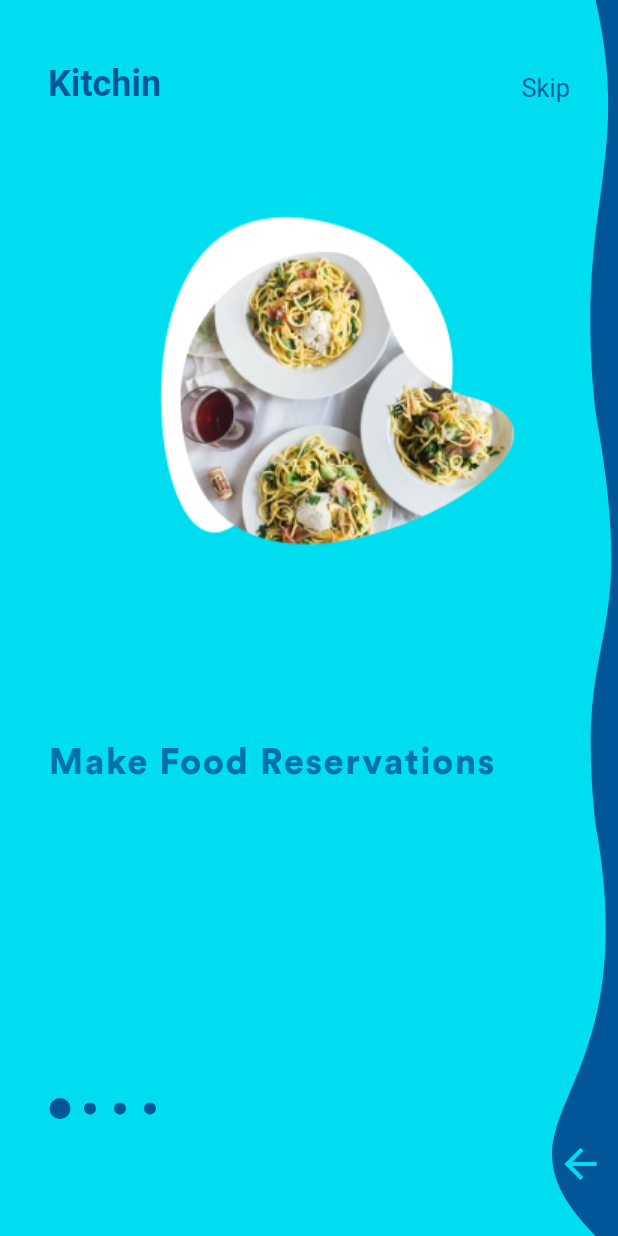
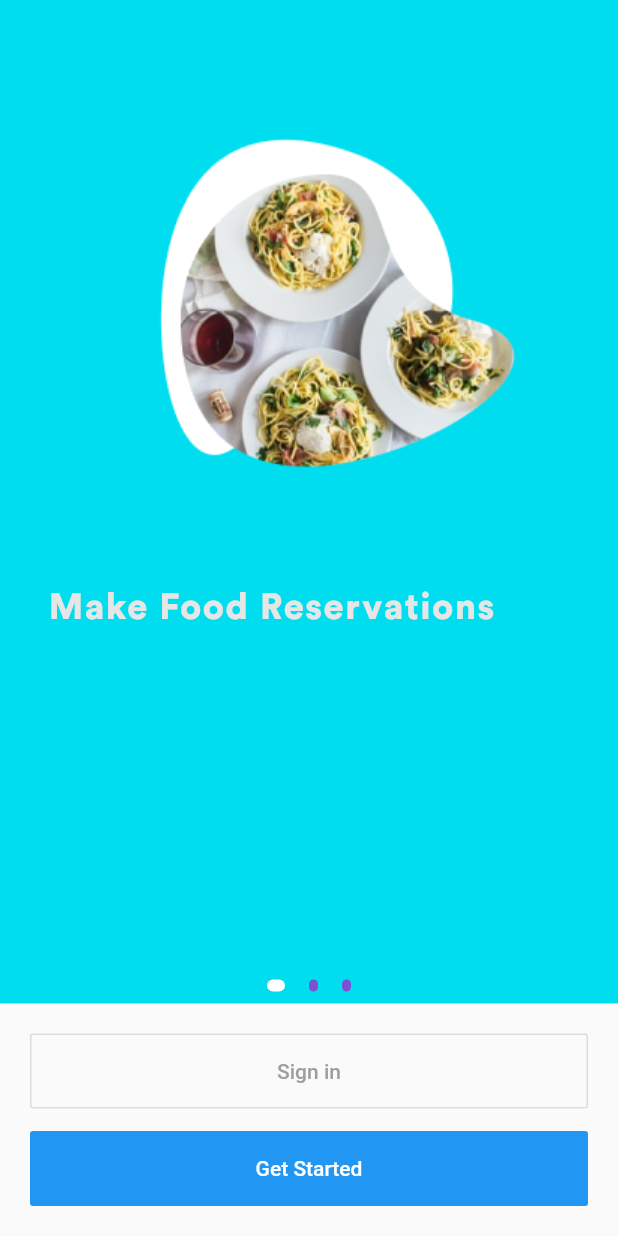
Before and after one commit to alfreddohnani/kitchin, a Flutter app: the screen it shows after launch, on a phone screen of 412 x 824 dp. Run offline on Flutter 3.47's test engine with Material 2 defaults, Android fonts, the phone set to English and light mode, and no system bars; Roboto replaces fonts that are missing (Montserrat).

Commit message:
Change layout of splash screen to display sign in and get started buttons

```diff
--- a/lib/src/providers/ColorProvider.dart
+++ b/lib/src/providers/ColorProvider.dart
@@ -4,7 +4,7 @@ import 'package:flutter/foundation.dart';
 
 class ColorProvider with ChangeNotifier{
 
-  Color _color = onboardData[0].accentColor;
+  Color _color = onboardData[0].textColor;
 
   Color get color => _color;
 
--- /dev/null
+++ b/lib/src/providers/CurrentPageProvider.dart
@@ -0,0 +1,12 @@
+import 'package:flutter/foundation.dart';
+
+class CurrentPageProvider with ChangeNotifier {
+  int _currentPage = 0;
+
+  int get currentPage => _currentPage;
+
+  set currentPage(int page) {
+    _currentPage = page;
+    notifyListeners();
+  }
+}
--- a/lib/src/screens/Home.dart
+++ b/lib/src/screens/Home.dart
@@ -1,5 +1,6 @@
 import 'package:flutter/material.dart';
 import 'package:kitchin/src/providers/ColorProvider.dart';
+import 'package:kitchin/src/providers/CurrentPageProvider.dart';
 import 'package:kitchin/src/screens/onboarding/Onboarding.dart';
 import 'package:provider/provider.dart';
 
@@ -7,8 +8,15 @@ class Home extends StatelessWidget{
 
   Widget build(BuildContext context){
 
-    return ChangeNotifierProvider(
-      create: (BuildContext context) => ColorProvider(),
+    return MultiProvider(
+      providers: [
+        ChangeNotifierProvider<ColorProvider>(
+          create: (BuildContext context) => ColorProvider(),
+        ),
+        ChangeNotifierProvider<CurrentPageProvider>(
+          create: (BuildContext context) => CurrentPageProvider(),
+        ),
+      ],
       child: Scaffold(
         body: Onboarding(),
       ),
--- a/lib/src/screens/onboarding/Onboarding.dart
+++ b/lib/src/screens/onboarding/Onboarding.dart
@@ -1,20 +1,27 @@
 import 'package:flutter/material.dart';
-import 'package:kitchin/src/providers/ColorProvider.dart';
 import 'package:kitchin/src/screens/onboarding/data/onboard_page_data.dart';
 import 'package:kitchin/src/screens/onboarding/components/OnboardPage.dart';
 import 'package:provider/provider.dart';
+import "package:kitchin/src/providers/CurrentPageProvider.dart";
+import 'package:kitchin/src/screens/onboarding/components/Indicator.dart';
 
-import 'components/PageViewIndicator.dart';
-
-class Onboarding extends StatelessWidget{
-  final PageController pageController = PageController();
+class Onboarding extends StatelessWidget {
+  final PageController pageController = PageController(initialPage: 0);
 
   @override
   Widget build(BuildContext context) {
-    ColorProvider colorProvider = Provider.of<ColorProvider>(context);
-    return Stack(
+    CurrentPageProvider currentPageProvider =
+        Provider.of<CurrentPageProvider>(context);
+    return Column(
+      children: <Widget>[
+        Expanded(
+          child: Stack(
+            alignment: Alignment.bottomCenter,
             children: <Widget>[
             PageView.builder(
+              onPageChanged: (int page) {
+                currentPageProvider.currentPage = page;
+              },
               controller: pageController,
               physics: ScrollPhysics(),
               itemCount: onboardData.length,
@@ -25,49 +32,46 @@ class Onboarding extends StatelessWidget{
                 );
               },
             ),
-        Container(
-          width: double.infinity,
-          height: 70,
-          child: Align(
-            alignment: Alignment.bottomCenter,
-            child: Row(
-              mainAxisAlignment: MainAxisAlignment.spaceBetween,
-              crossAxisAlignment: CrossAxisAlignment.baseline,
-              textBaseline: TextBaseline.alphabetic,
-              children: <Widget>[
            Padding(
-                  padding: const EdgeInsets.only(left: 32.0),
-                  child: Text(
-                    'Kitchin',
-                    style: Theme.of(context).textTheme.title.copyWith(
-                          color: colorProvider.color,
+             padding: const EdgeInsets.all(8.0),
+             child: Indicator(
+                pageController: pageController,
+                numPages: onboardData.length,
               ),
            ),
+          ]),
         ),
-                Padding(
-                  padding: const EdgeInsets.only(right: 32.0),
-                  child: Text(
-                    'Skip',
-                    style: TextStyle(
-                      color: colorProvider.color,
+        Container(
+          padding: EdgeInsets.all(20.0),
+          child: Column(
+            children: <Widget>[
+              Container(
+                width: 400.0,
+                height: 50.0,
+                margin: EdgeInsets.only(bottom: 15.0),
+                child: OutlineButton(
+                  textColor: Colors.grey,
+                  child: Text('Sign in'),
+                  onPressed: () {
+                    return null;
+                  },
                 ),
+              ),
+              Container(
+                width: 400.0,
+                height: 50.0,
+                child: FlatButton(
+                  color: Colors.blue,
+                  textColor: Colors.white,
+                  child: Text('Get Started'),
+                  onPressed: () {
+                    return null;
+                  },
                 ),
               ),
             ],
           ),
         ),
-        ),
-        Align(
-          alignment: Alignment.bottomLeft,
-          child: Padding(
-            padding: const EdgeInsets.only(bottom: 80.0, left: 40),
-            child: PageViewIndicator(
-              controller: pageController,
-              itemCount: onboardData.length,
-              color: colorProvider.color,
-            ),
-          ),
-        )
       ],
     );
   }
--- /dev/null
+++ b/lib/src/screens/onboarding/components/Indicator.dart
@@ -0,0 +1,53 @@
+import "package:flutter/material.dart";
+import "package:kitchin/src/providers/CurrentPageProvider.dart";
+import 'package:provider/provider.dart';
+
+
+class Indicator extends StatefulWidget {
+  final PageController pageController;
+  final int numPages;
+
+
+  const Indicator({
+    @required this.pageController,
+    @required this.numPages,
+  });
+
+  _IndicatorState createState() => _IndicatorState();
+
+}
+
+class _IndicatorState extends State<Indicator> {
+
+
+  Widget _indicator(bool isActive) {
+
+    return AnimatedContainer(
+      duration: Duration(milliseconds: 150),
+      margin: EdgeInsets.symmetric(horizontal: 8.0),
+      height: 8.0,
+      width: isActive ? 12.0 : 6.0,
+      decoration: BoxDecoration(
+        color: isActive ? Colors.white : Color(0xFF7B51D3),
+        borderRadius: BorderRadius.all(Radius.circular(12)),
+      ),
+    );
+  }
+
+  Widget build (BuildContext context) {
+    CurrentPageProvider currentPageProvider = Provider.of<CurrentPageProvider>(context);
+    return Row(
+      mainAxisAlignment: MainAxisAlignment.center,
+      children: _buildPageIndicator(currentPageProvider)
+      );
+  }
+
+   List<Widget> _buildPageIndicator(currentPageProvider) {
+    List<Widget> list = [];
+    for (int i = 0; i < widget.numPages; i++) {
+      list.add(i == currentPageProvider.currentPage ? _indicator(true) : _indicator(false));
+    }
+    return list;
+  }
+
+}
--- a/lib/src/screens/onboarding/components/OnboardPage.dart
+++ b/lib/src/screens/onboarding/components/OnboardPage.dart
@@ -1,23 +1,19 @@
 import 'package:flutter/material.dart';
-import 'package:kitchin/src/providers/ColorProvider.dart';
-import 'package:kitchin/src/screens/onboarding/components/DrawerPaint.dart';
 import 'package:kitchin/src/screens/onboarding/models/OnboardPageModel.dart';
-import 'package:provider/provider.dart';
-import 'package:flutter_svg/flutter_svg.dart';
 
-class OnboardPage extends StatefulWidget{
+class OnboardPage extends StatefulWidget {
   final PageController pageController;
   final OnboardPageModel pageModel;
 
   const OnboardPage(
-    {Key key, @required this.pageModel, @required this.pageController}
-    ) : super(key : key);
+      {Key key, @required this.pageModel, @required this.pageController})
+      : super(key: key);
 
   _OnboardPageState createState() => new _OnboardPageState();
 }
 
 class _OnboardPageState extends State<OnboardPage>
-  with SingleTickerProviderStateMixin{
+    with SingleTickerProviderStateMixin {
   AnimationController animationController;
   Animation<double> heroAnimation;
   Animation<double> borderAnimation;
@@ -25,14 +21,15 @@ class _OnboardPageState extends State<OnboardPage>
   @override
   void initState() {
     super.initState();
-      animationController = AnimationController(vsync: this, duration: new Duration(milliseconds: 750));
+    animationController = AnimationController(
+        vsync: this, duration: new Duration(milliseconds: 750));
 
     heroAnimation = new Tween<double>(begin: -40, end: 0).animate(
-        new CurvedAnimation(parent: animationController, curve: Curves.bounceInOut)
-      );
+        new CurvedAnimation(
+            parent: animationController, curve: Curves.bounceInOut));
     borderAnimation = new Tween<double>(begin: 75, end: 50).animate(
-        new CurvedAnimation(parent: animationController, curve: Curves.bounceOut)
-      );
+        new CurvedAnimation(
+            parent: animationController, curve: Curves.bounceOut));
 
     animationController.forward(from: 0);
   }
@@ -43,22 +40,10 @@ class _OnboardPageState extends State<OnboardPage>
     super.dispose();
   }
 
-    _nextButtonPressed() {
-       Provider.of<ColorProvider>(context).color = widget.pageModel.nextAccentColor;
-      widget.pageController.nextPage(
-        duration: new Duration(
-          milliseconds: 100,
-        ),
-        curve: Curves.fastLinearToSlowEaseIn,
-      );
-    }
-
   @override
   Widget build(BuildContext context) {
-    return Stack(
-      children: <Widget>[
-        Container(
-          color: widget.pageModel.primeColor,
+    return Container(
+      color: widget.pageModel.primaryColor,
       child: Column(
         mainAxisAlignment: MainAxisAlignment.spaceEvenly,
         children: <Widget>[
@@ -79,61 +64,22 @@ class _OnboardPageState extends State<OnboardPage>
             child: Container(
               height: 250,
               width: double.infinity,
-                  child: Column(
-                    crossAxisAlignment: CrossAxisAlignment.start,
-                    children: <Widget>[
-                      Padding(
+              child: Padding(
                 padding: const EdgeInsets.symmetric(vertical: 8.0),
                 child: Text(
                   widget.pageModel.caption,
                   style: TextStyle(
                       fontFamily: 'Circular Std Black Regular',
                       fontSize: 24,
-                            color:
-                                widget.pageModel.accentColor.withOpacity(0.8),
+                      color: widget.pageModel.textColor,
                       letterSpacing: 1,
                       fontStyle: FontStyle.normal),
                 ),
-                      ),
-                    ],
               ),
             ),
           ),
         ],
       ),
-        ),
-        Align(
-          alignment: Alignment.centerRight,
-          child: AnimatedBuilder(
-            animation: borderAnimation,
-            builder: (context, child) {
-              return CustomPaint(
-                painter: DrawerPaint(
-                  curveColor: widget.pageModel.accentColor,
-                ),
-                child: Container(
-                  width: borderAnimation.value,
-                  height: double.infinity,
-                  child: Align(
-                    alignment: Alignment.bottomCenter,
-                    child: Padding(
-                      padding: const EdgeInsets.only(bottom: 24.0),
-                      child: IconButton(
-                        icon: Icon(
-                          Icons.arrow_back,
-                          color: widget.pageModel.primeColor,
-                          size: 32,
-                        ),
-                        onPressed: _nextButtonPressed,
-                      ),
-                    ),
-                  ),
-                ),
-              );
-            },
-          ),
-        ),
-      ],
     );
   }
 }
--- a/lib/src/screens/onboarding/components/PageViewIndicator.dart
+++ b/lib/src/screens/onboarding/components/PageViewIndicator.dart
@@ -4,13 +4,13 @@ import 'package:flutter/material.dart';
 
 class PageViewIndicator extends StatefulWidget {
   final PageController controller;
-  final int itemCount;
+  final int numPages;
   final Color color;
 
   const PageViewIndicator({
     Key key,
     @required this.controller,
-    @required this.itemCount,
+    @required this.numPages,
     this.color,
   }) : super(key: key);
 
@@ -23,7 +23,7 @@ class _PageViewIndicatorState extends State<PageViewIndicator> {
   Widget build(BuildContext context) {
     return CustomPaint(
       painter: IndicatorPainter(
-        3,
+        3,-
         widget.controller.page?.round() ?? -1,
         color: widget.color,
       ),
--- a/lib/src/screens/onboarding/data/onboard_page_data.dart
+++ b/lib/src/screens/onboarding/data/onboard_page_data.dart
@@ -4,23 +4,23 @@ import 'package:kitchin/src/screens/onboarding/models/OnboardPageModel.dart';
 List<OnboardPageModel> onboardData  = [
     OnboardPageModel(
       Color(0xFF00DDEE),
-      Color(0xFF005699),
-      Color(0xFFFFE074),
+      Color(0xFF1787E0),
+      Color(0xFFE6E6E6),
       2,
       'assets/images/reserve_food_image.png',
       'Make Food Reservations',
     ),
     OnboardPageModel(
       Color(0xFF1787E0),
-      Color(0xFFFFE074),
-      Color(0xFF39393A),
+      Color(0xFF00DDEE),
+      Color(0xFFE6E6E6),
       2,
       'assets/images/friend_pickup_image.png',
       'Friends Help Pickup Food Without Email',
     ),
     OnboardPageModel(
       Color(0xFF00DDEE),
-      Color(0xFF39393A),
+      Color(0xFF1787E0),
       Color(0xFFE6E6E6),
       0,
       'assets/images/rate_meal_image.png',
--- a/lib/src/screens/onboarding/models/OnboardPageModel.dart
+++ b/lib/src/screens/onboarding/models/OnboardPageModel.dart
@@ -1,13 +1,13 @@
 import 'dart:ui';
 
 class OnboardPageModel {
-  final Color primeColor;
-  final Color accentColor;
-  final Color nextAccentColor;
+  final Color primaryColor;
+  final Color secondaryColor;
+  final Color textColor;
   final int    pageNumber;
   final String imagePath;
   final String caption;
 
-  OnboardPageModel(this.primeColor, this.accentColor, this.nextAccentColor, this.pageNumber, this.imagePath,
+  OnboardPageModel(this.primaryColor, this.secondaryColor, this.textColor, this.pageNumber, this.imagePath,
       this.caption);
 }
```
Lines whose indentation alone changed are shown as unchanged.
